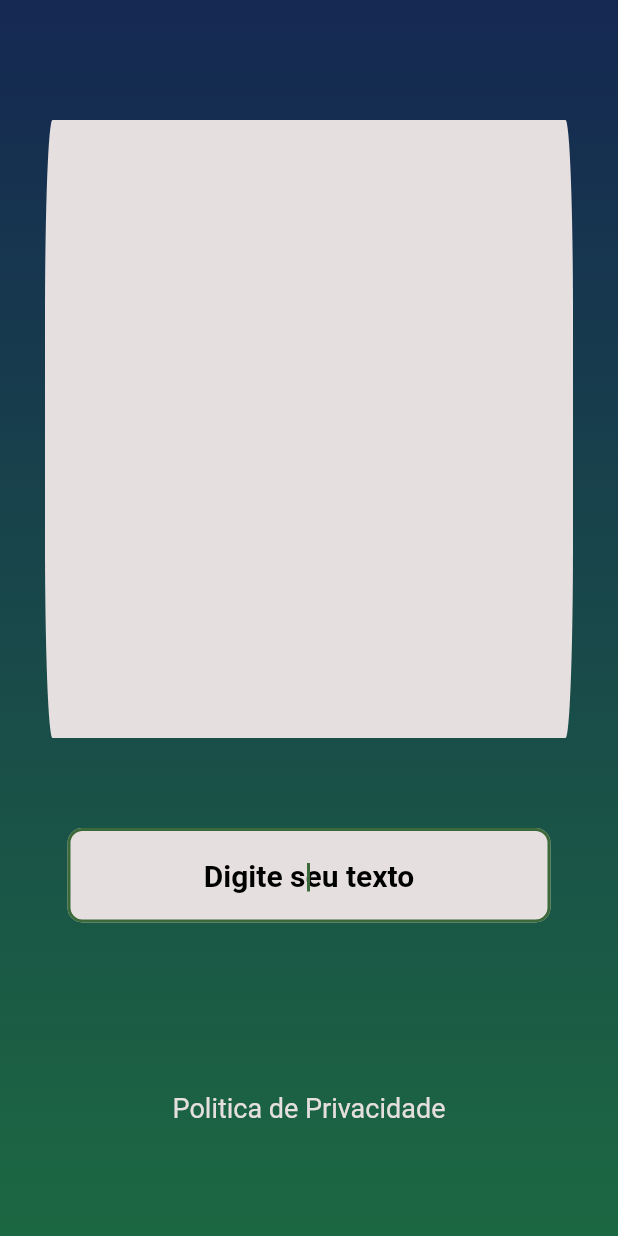
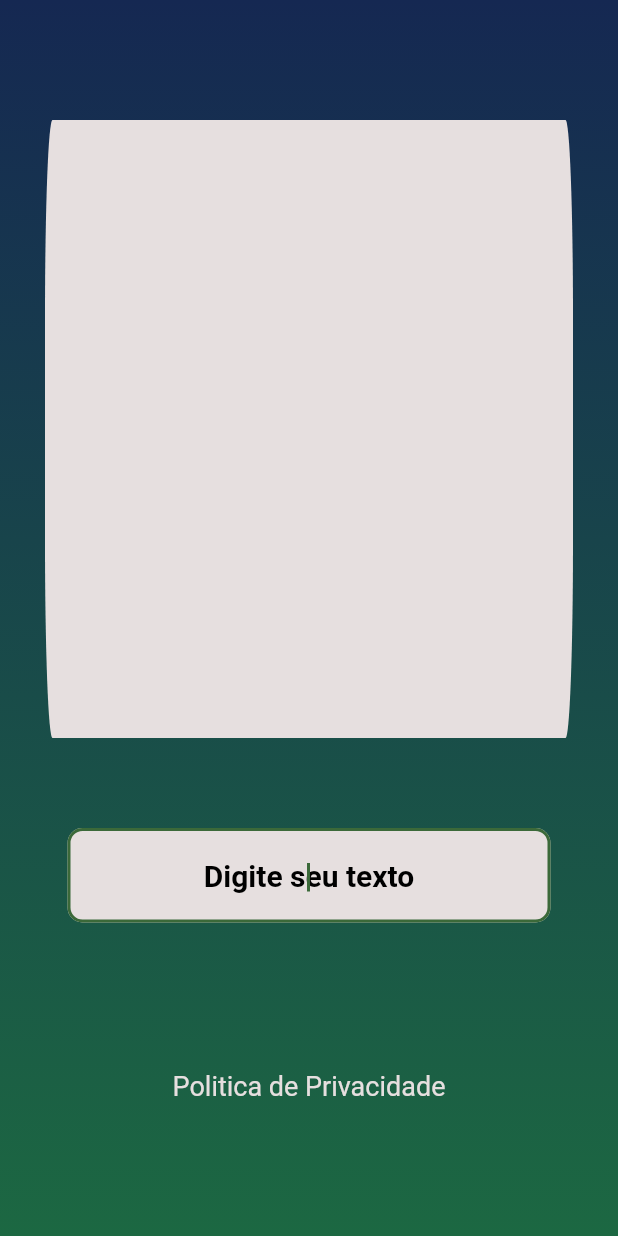
Before and after one commit to absjuniordev/prova_flutter, a Flutter app: the screen it shows after launch, after a tap on "Entrar", after a tap on "Politica de Privacidade", on a phone screen of 412 x 824 dp. Run offline on Flutter 3.47's test engine with Material 2 defaults, Android fonts, the phone set to English and light mode, and no system bars; drawn by our look-alikes of flutter_animate; our stand-ins replace page_transition, shared_preferences; missing offline and left inert: flutter_inappwebview.

Commit message:
Ajuste Layout

```diff
--- a/lib/page/information_page.dart
+++ b/lib/page/information_page.dart
@@ -1,7 +1,7 @@
 import 'package:flutter/material.dart';
 import 'package:target_sistemas/shared/constant/custom_color.dart';
 import '../repositories/data/service/storage_service.dart';
-import '../shared/custom_show_alert.dart';
+import '../shared/constant/alerts/custom_show_alert.dart';
 import '../shared/widgets/custom_text_button.dart';
 
 class InformationPage extends StatefulWidget {
@@ -76,7 +76,10 @@ class _InformationPageState extends State<InformationPage> {
                             const Spacer(flex: 1),
                             Text(
                               list,
-                              style: const TextStyle(fontSize: 20),
+                              style: const TextStyle(
+                                fontSize: 20,
+                                fontWeight: FontWeight.bold,
+                              ),
                             ),
                             const Spacer(flex: 3),
                             InkWell(
@@ -157,7 +160,7 @@ class _InformationPageState extends State<InformationPage> {
                   ),
                 ),
               ),
-              const SizedBox(height: 100),
+              const SizedBox(height: 85),
               const CustomTextButton(
                 text_1:
                     "Este link irá te direcionar para uma página externa, deseja continuar?",
--- a/lib/page/login_page.dart
+++ b/lib/page/login_page.dart
@@ -31,7 +31,7 @@ class LoginPage extends StatelessWidget {
               mainAxisAlignment: MainAxisAlignment.center,
               children: [
                 const Spacer(
-                  flex: 2,
+                  flex: 5,
                 ),
                 CustomTextField(
                   text: "Usuário",
@@ -62,13 +62,16 @@ class LoginPage extends StatelessWidget {
                   controllerUsuario: controllerUsuario,
                 ),
                 const Spacer(
-                  flex: 2,
+                  flex: 3,
                 ),
                 const CustomTextButton(
                   text_1:
                       "Este link irá te direcionar para uma página externa, deseja continuar?",
                   text_2: "Politica de Privacidade",
-                )
+                ),
+                const Spacer(
+                  flex: 1,
+                ),
               ],
             ),
           ),
--- a/lib/shared/widgets/custom_elevated_button.dart
+++ b/lib/shared/widgets/custom_elevated_button.dart
@@ -5,7 +5,7 @@ import 'package:target_sistemas/repositories/mock_auth_serivce.dart';
 import 'package:target_sistemas/shared/constant/custom_color.dart';
 
 import '../../page/information_page.dart';
-import '../custom_show_alert.dart';
+import '../constant/alerts/custom_show_alert.dart';
 
 class CustomElevatedButtom extends StatefulWidget {
   final TextEditingController controllerUsuario;
```
Also changed, not shown: lib/shared/constant/alerts/custom_show_alert.dart (renamed from lib/shared/custom_show_alert.dart).
